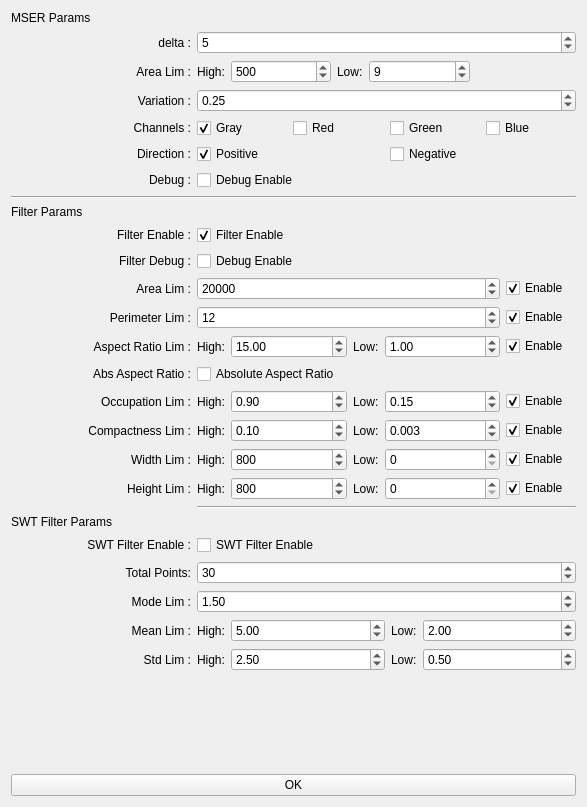
Before: the Qt Designer form gui/ui/extract_control.ui in panderan/text-detection, drawn with Qt 5.
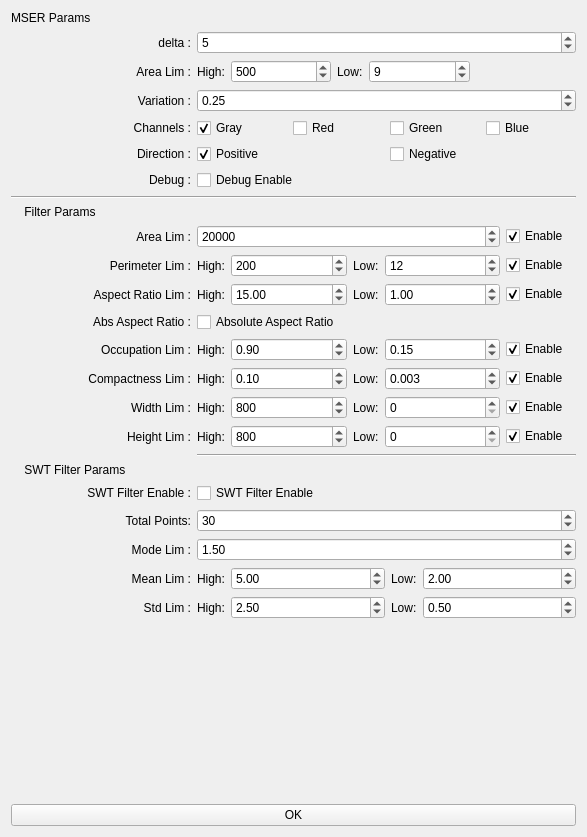
After: the same form once the commit is applied.

Diff of the .ui file:
```diff
--- a/gui/ui/extract_control.ui
+++ b/gui/ui/extract_control.ui
@@ -10,7 +10,7 @@
     <x>0</x>
     <y>0</y>
     <width>587</width>
-    <height>807</height>
+    <height>837</height>
    </rect>
   </property>
   <property name="windowTitle">
@@ -24,6 +24,12 @@
     <layout class="QFormLayout" name="layout_mser_params">
      <item row="0" column="0">
       <widget class="QLabel" name="label_mser_params">
+       <property name="minimumSize">
+        <size>
+         <width>180</width>
+         <height>0</height>
+        </size>
+       </property>
        <property name="text">
         <string>MSER Params</string>
        </property>
@@ -332,13 +338,6 @@
     <layout class="QFormLayout" name="layout_filter_params">
      <item row="0" column="0">
       <widget class="QLabel" name="label_filter_params">
-       <property name="text">
-        <string>Filter Params</string>
-       </property>
-      </widget>
-     </item>
-     <item row="1" column="0">
-      <widget class="QLabel" name="label_filter_enable">
        <property name="minimumSize">
         <size>
          <width>180</width>
@@ -346,24 +345,11 @@
         </size>
        </property>
        <property name="text">
-        <string> Filter Enable :</string>
+        <string>    Filter Params</string>
        </property>
-       <property name="alignment">
-        <set>Qt::AlignRight|Qt::AlignTrailing|Qt::AlignVCenter</set>
-       </property>
       </widget>
      </item>
-     <item row="1" column="1">
-      <widget class="QCheckBox" name="checkbox_filter_enable">
-       <property name="text">
-        <string>Filter Enable</string>
-       </property>
-       <property name="checked">
-        <bool>true</bool>
-       </property>
-      </widget>
-     </item>
-     <item row="3" column="0">
+     <item row="1" column="0">
       <widget class="QLabel" name="label_filter_area_lim">
        <property name="minimumSize">
         <size>
@@ -379,7 +365,49 @@
        </property>
       </widget>
      </item>
-     <item row="4" column="0">
+     <item row="1" column="1">
+      <layout class="QHBoxLayout" name="layout_filter_area_lim">
+       <item>
+        <widget class="QSpinBox" name="spinbox_filter_area_lim">
+         <property name="minimumSize">
+          <size>
+           <width>150</width>
+           <height>0</height>
+          </size>
+         </property>
+         <property name="maximum">
+          <number>10000000</number>
+         </property>
+         <property name="value">
+          <number>20000</number>
+         </property>
+        </widget>
+       </item>
+       <item>
+        <widget class="QCheckBox" name="checkbox_filter_area_lim">
+         <property name="sizePolicy">
+          <sizepolicy hsizetype="Fixed" vsizetype="Fixed">
+           <horstretch>0</horstretch>
+           <verstretch>0</verstretch>
+          </sizepolicy>
+         </property>
+         <property name="minimumSize">
+          <size>
+           <width>70</width>
+           <height>0</height>
+          </size>
+         </property>
+         <property name="text">
+          <string>Enable</string>
+         </property>
+         <property name="checked">
+          <bool>true</bool>
+         </property>
+        </widget>
+       </item>
+      </layout>
+     </item>
+     <item row="2" column="0">
       <widget class="QLabel" name="label_filter_perimeter_lim">
        <property name="minimumSize">
         <size>
@@ -395,7 +423,88 @@
        </property>
       </widget>
      </item>
-     <item row="5" column="0">
+     <item row="2" column="1">
+      <layout class="QHBoxLayout" name="layout_filter_perimeter_lim">
+       <item>
+        <widget class="QLabel" name="label_filter_perimeter_high">
+         <property name="sizePolicy">
+          <sizepolicy hsizetype="Fixed" vsizetype="Preferred">
+           <horstretch>0</horstretch>
+           <verstretch>0</verstretch>
+          </sizepolicy>
+         </property>
+         <property name="text">
+          <string>High:</string>
+         </property>
+        </widget>
+       </item>
+       <item>
+        <widget class="QSpinBox" name="spinbox_filter_perimeter_high">
+         <property name="minimumSize">
+          <size>
+           <width>100</width>
+           <height>0</height>
+          </size>
+         </property>
+         <property name="maximum">
+          <number>1000</number>
+         </property>
+         <property name="value">
+          <number>200</number>
+         </property>
+        </widget>
+       </item>
+       <item>
+        <widget class="QLabel" name="label_filter_perimeter_low">
+         <property name="sizePolicy">
+          <sizepolicy hsizetype="Fixed" vsizetype="Preferred">
+           <horstretch>0</horstretch>
+           <verstretch>0</verstretch>
+          </sizepolicy>
+         </property>
+         <property name="text">
+          <string>Low:</string>
+         </property>
+        </widget>
+       </item>
+       <item>
+        <widget class="QSpinBox" name="spinbox_filter_perimeter_low">
+         <property name="minimumSize">
+          <size>
+           <width>100</width>
+           <height>0</height>
+          </size>
+         </property>
+         <property name="value">
+          <number>12</number>
+         </property>
+        </widget>
+       </item>
+       <item>
+        <widget class="QCheckBox" name="checkbox_filter_perimeter_lim">
+         <property name="sizePolicy">
+          <sizepolicy hsizetype="Fixed" vsizetype="Fixed">
+           <horstretch>0</horstretch>
+           <verstretch>0</verstretch>
+          </sizepolicy>
+         </property>
+         <property name="minimumSize">
+          <size>
+           <width>70</width>
+           <height>0</height>
+          </size>
+         </property>
+         <property name="text">
+          <string>Enable</string>
+         </property>
+         <property name="checked">
+          <bool>true</bool>
+         </property>
+        </widget>
+       </item>
+      </layout>
+     </item>
+     <item row="3" column="0">
       <widget class="QLabel" name="label_filter_aspect_ratio_lim">
        <property name="minimumSize">
         <size>
@@ -411,7 +520,7 @@
        </property>
       </widget>
      </item>
-     <item row="5" column="1">
+     <item row="3" column="1">
       <layout class="QHBoxLayout" name="layout_aspect_ratio_lim">
        <item>
         <widget class="QLabel" name="label_filter_aspect_ratio_high">
@@ -489,7 +598,30 @@
        </item>
       </layout>
      </item>
-     <item row="7" column="0">
+     <item row="4" column="0">
+      <widget class="QLabel" name="label_filter_abs_aspect_ratio">
+       <property name="minimumSize">
+        <size>
+         <width>180</width>
+         <height>0</height>
+        </size>
+       </property>
+       <property name="text">
+        <string>Abs Aspect Ratio :</string>
+       </property>
+       <property name="alignment">
+        <set>Qt::AlignRight|Qt::AlignTrailing|Qt::AlignVCenter</set>
+       </property>
+      </widget>
+     </item>
+     <item row="4" column="1">
+      <widget class="QCheckBox" name="checkbox_filter_abs_aspect_ratio">
+       <property name="text">
+        <string>Absolute Aspect Ratio</string>
+       </property>
+      </widget>
+     </item>
+     <item row="5" column="0">
       <widget class="QLabel" name="label_filter_occupation_lim">
        <property name="minimumSize">
         <size>
@@ -505,7 +637,7 @@
        </property>
       </widget>
      </item>
-     <item row="7" column="1">
+     <item row="5" column="1">
       <layout class="QHBoxLayout" name="layout_occupation_lim">
        <item>
         <widget class="QLabel" name="label_filter_occupation_high">
@@ -583,7 +715,7 @@
        </item>
       </layout>
      </item>
-     <item row="8" column="0">
+     <item row="6" column="0">
       <widget class="QLabel" name="label_filter_compactness_lim">
        <property name="minimumSize">
         <size>
@@ -599,7 +731,91 @@
        </property>
       </widget>
      </item>
-     <item row="9" column="0">
+     <item row="6" column="1">
+      <layout class="QHBoxLayout" name="layout_filter_compactness_lim">
+       <item>
+        <widget class="QLabel" name="label_filter_compactness_high">
+         <property name="sizePolicy">
+          <sizepolicy hsizetype="Fixed" vsizetype="Preferred">
+           <horstretch>0</horstretch>
+           <verstretch>0</verstretch>
+          </sizepolicy>
+         </property>
+         <property name="text">
+          <string>High:</string>
+         </property>
+        </widget>
+       </item>
+       <item>
+        <widget class="QDoubleSpinBox" name="dspinbox_filter_compactness_high">
+         <property name="minimumSize">
+          <size>
+           <width>100</width>
+           <height>0</height>
+          </size>
+         </property>
+         <property name="value">
+          <double>0.100000000000000</double>
+         </property>
+        </widget>
+       </item>
+       <item>
+        <widget class="QLabel" name="label_filter_compactness_low">
+         <property name="sizePolicy">
+          <sizepolicy hsizetype="Fixed" vsizetype="Preferred">
+           <horstretch>0</horstretch>
+           <verstretch>0</verstretch>
+          </sizepolicy>
+         </property>
+         <property name="text">
+          <string>Low:</string>
+         </property>
+        </widget>
+       </item>
+       <item>
+        <widget class="QDoubleSpinBox" name="dspinbox_filter_compactness_low">
+         <property name="minimumSize">
+          <size>
+           <width>100</width>
+           <height>0</height>
+          </size>
+         </property>
+         <property name="decimals">
+          <number>3</number>
+         </property>
+         <property name="singleStep">
+          <double>0.001000000000000</double>
+         </property>
+         <property name="value">
+          <double>0.003000000000000</double>
+         </property>
+        </widget>
+       </item>
+       <item>
+        <widget class="QCheckBox" name="checkbox_filter_compactness_lim">
+         <property name="sizePolicy">
+          <sizepolicy hsizetype="Fixed" vsizetype="Fixed">
+           <horstretch>0</horstretch>
+           <verstretch>0</verstretch>
+          </sizepolicy>
+         </property>
+         <property name="minimumSize">
+          <size>
+           <width>70</width>
+           <height>0</height>
+          </size>
+         </property>
+         <property name="text">
+          <string>Enable</string>
+         </property>
+         <property name="checked">
+          <bool>true</bool>
+         </property>
+        </widget>
+       </item>
+      </layout>
+     </item>
+     <item row="7" column="0">
       <widget class="QLabel" name="label_filter_width_lim">
        <property name="minimumSize">
         <size>
@@ -615,7 +831,85 @@
        </property>
       </widget>
      </item>
-     <item row="10" column="0">
+     <item row="7" column="1">
+      <layout class="QHBoxLayout" name="layout_filter_width_lim">
+       <item>
+        <widget class="QLabel" name="label_filter_width_high">
+         <property name="sizePolicy">
+          <sizepolicy hsizetype="Fixed" vsizetype="Preferred">
+           <horstretch>0</horstretch>
+           <verstretch>0</verstretch>
+          </sizepolicy>
+         </property>
+         <property name="text">
+          <string>High:</string>
+         </property>
+        </widget>
+       </item>
+       <item>
+        <widget class="QSpinBox" name="spinbox_filter_width_high">
+         <property name="minimumSize">
+          <size>
+           <width>100</width>
+           <height>0</height>
+          </size>
+         </property>
+         <property name="maximum">
+          <number>10000000</number>
+         </property>
+         <property name="value">
+          <number>800</number>
+         </property>
+        </widget>
+       </item>
+       <item>
+        <widget class="QLabel" name="label_filter_width_low">
+         <property name="sizePolicy">
+          <sizepolicy hsizetype="Fixed" vsizetype="Preferred">
+           <horstretch>0</horstretch>
+           <verstretch>0</verstretch>
+          </sizepolicy>
+         </property>
+         <property name="text">
+          <string>Low:</string>
+         </property>
+        </widget>
+       </item>
+       <item>
+        <widget class="QSpinBox" name="spinbox_filter_width_low">
+         <property name="minimumSize">
+          <size>
+           <width>100</width>
+           <height>0</height>
+          </size>
+         </property>
+        </widget>
+       </item>
+       <item>
+        <widget class="QCheckBox" name="checkbox_filter_width_lim">
+         <property name="sizePolicy">
+          <sizepolicy hsizetype="Fixed" vsizetype="Fixed">
+           <horstretch>0</horstretch>
+           <verstretch>0</verstretch>
+          </sizepolicy>
+         </property>
+         <property name="minimumSize">
+          <size>
+           <width>70</width>
+           <height>0</height>
+          </size>
+         </property>
+         <property name="text">
+          <string>Enable</string>
+         </property>
+         <property name="checked">
+          <bool>true</bool>
+         </property>
+        </widget>
+       </item>
+      </layout>
+     </item>
+     <item row="8" column="0">
       <widget class="QLabel" name="label_filter_height_lim">
        <property name="minimumSize">
         <size>
@@ -631,7 +925,111 @@
        </property>
       </widget>
      </item>
-     <item row="13" column="0">
+     <item row="8" column="1">
+      <layout class="QHBoxLayout" name="layout_filter_height_lim">
+       <item>
+        <widget class="QLabel" name="label_filter_height_high">
+         <property name="sizePolicy">
+          <sizepolicy hsizetype="Fixed" vsizetype="Preferred">
+           <horstretch>0</horstretch>
+           <verstretch>0</verstretch>
+          </sizepolicy>
+         </property>
+         <property name="text">
+          <string>High:</string>
+         </property>
+        </widget>
+       </item>
+       <item>
+        <widget class="QSpinBox" name="spinbox_filter_height_high">
+         <property name="sizePolicy">
+          <sizepolicy hsizetype="Minimum" vsizetype="Fixed">
+           <horstretch>0</horstretch>
+           <verstretch>0</verstretch>
+          </sizepolicy>
+         </property>
+         <property name="minimumSize">
+          <size>
+           <width>100</width>
+           <height>0</height>
+          </size>
+         </property>
+         <property name="maximum">
+          <number>10000000</number>
+         </property>
+         <property name="value">
+          <number>800</number>
+         </property>
+        </widget>
+       </item>
+       <item>
+        <widget class="QLabel" name="label_filter_height_low">
+         <property name="sizePolicy">
+          <sizepolicy hsizetype="Fixed" vsizetype="Preferred">
+           <horstretch>0</horstretch>
+           <verstretch>0</verstretch>
+          </sizepolicy>
+         </property>
+         <property name="text">
+          <string>Low:</string>
+         </property>
+        </widget>
+       </item>
+       <item>
+        <widget class="QSpinBox" name="spinbox_filter_height_low">
+         <property name="minimumSize">
+          <size>
+           <width>100</width>
+           <height>0</height>
+          </size>
+         </property>
+        </widget>
+       </item>
+       <item>
+        <widget class="QCheckBox" name="checkbox_filter_height_lim">
+         <property name="sizePolicy">
+          <sizepolicy hsizetype="Fixed" vsizetype="Fixed">
+           <horstretch>0</horstretch>
+           <verstretch>0</verstretch>
+          </sizepolicy>
+         </property>
+         <property name="minimumSize">
+          <size>
+           <width>70</width>
+           <height>0</height>
+          </size>
+         </property>
+         <property name="text">
+          <string>Enable</string>
+         </property>
+         <property name="checked">
+          <bool>true</bool>
+         </property>
+        </widget>
+       </item>
+      </layout>
+     </item>
+     <item row="9" column="1">
+      <widget class="Line" name="line_2">
+       <property name="orientation">
+        <enum>Qt::Horizontal</enum>
+       </property>
+      </widget>
+     </item>
+     <item row="10" column="0">
+      <widget class="QLabel" name="label">
+       <property name="minimumSize">
+        <size>
+         <width>180</width>
+         <height>0</height>
+        </size>
+       </property>
+       <property name="text">
+        <string>    SWT Filter Params</string>
+       </property>
+      </widget>
+     </item>
+     <item row="11" column="0">
       <widget class="QLabel" name="label_filter_swt_filter_enable">
        <property name="minimumSize">
         <size>
@@ -647,14 +1045,14 @@
        </property>
       </widget>
      </item>
-     <item row="13" column="1">
+     <item row="11" column="1">
       <widget class="QCheckBox" name="checkbox_filter_swt_filter_enable">
        <property name="text">
         <string>SWT Filter Enable</string>
        </property>
       </widget>
      </item>
-     <item row="14" column="0">
+     <item row="12" column="0">
       <widget class="QLabel" name="label_filter_swt_total_points">
        <property name="minimumSize">
         <size>
@@ -670,7 +1068,20 @@
        </property>
       </widget>
      </item>
-     <item row="15" column="0">
+     <item row="12" column="1">
+      <widget class="QSpinBox" name="spinbox_filter_swt_total_points">
+       <property name="minimumSize">
+        <size>
+         <width>150</width>
+         <height>0</height>
+        </size>
+       </property>
+       <property name="value">
+        <number>30</number>
+       </property>
+      </widget>
+     </item>
+     <item row="13" column="0">
       <widget class="QLabel" name="label_filter_swt_mode_lim">
        <property name="minimumSize">
         <size>
@@ -686,7 +1097,20 @@
        </property>
       </widget>
      </item>
-     <item row="16" column="0">
+     <item row="13" column="1">
+      <widget class="QDoubleSpinBox" name="dspinbox_filter_swt_mode_lim">
+       <property name="minimumSize">
+        <size>
+         <width>150</width>
+         <height>0</height>
+        </size>
+       </property>
+       <property name="value">
+        <double>1.500000000000000</double>
+       </property>
+      </widget>
+     </item>
+     <item row="14" column="0">
       <widget class="QLabel" name="label_filter_swt_mean_lim">
        <property name="minimumSize">
         <size>
@@ -702,7 +1126,7 @@
        </property>
       </widget>
      </item>
-     <item row="16" column="1">
+     <item row="14" column="1">
       <layout class="QHBoxLayout" name="layout_filter_swt_mean_lim">
        <item>
         <widget class="QLabel" name="label_filter_swt_mean_high">
@@ -758,91 +1182,7 @@
        </item>
       </layout>
      </item>
-     <item row="8" column="1">
-      <layout class="QHBoxLayout" name="layout_filter_compactness_lim">
-       <item>
-        <widget class="QLabel" name="label_filter_compactness_high">
-         <property name="sizePolicy">
-          <sizepolicy hsizetype="Fixed" vsizetype="Preferred">
-           <horstretch>0</horstretch>
-           <verstretch>0</verstretch>
-          </sizepolicy>
-         </property>
-         <property name="text">
-          <string>High:</string>
-         </property>
-        </widget>
-       </item>
-       <item>
-        <widget class="QDoubleSpinBox" name="dspinbox_filter_compactness_high">
-         <property name="minimumSize">
-          <size>
-           <width>100</width>
-           <height>0</height>
-          </size>
-         </property>
-         <property name="value">
-          <double>0.100000000000000</double>
-         </property>
-        </widget>
-       </item>
-       <item>
-        <widget class="QLabel" name="label_filter_compactness_low">
-         <property name="sizePolicy">
-          <sizepolicy hsizetype="Fixed" vsizetype="Preferred">
-           <horstretch>0</horstretch>
-           <verstretch>0</verstretch>
-          </sizepolicy>
-         </property>
-         <property name="text">
-          <string>Low:</string>
-         </property>
-        </widget>
-       </item>
-       <item>
-        <widget class="QDoubleSpinBox" name="dspinbox_filter_compactness_low">
-         <property name="minimumSize">
-          <size>
-           <width>100</width>
-           <height>0</height>
-          </size>
-         </property>
-         <property name="decimals">
-          <number>3</number>
-         </property>
-         <property name="singleStep">
-          <double>0.001000000000000</double>
-         </property>
-         <property name="value">
-          <double>0.003000000000000</double>
-         </property>
-        </widget>
-       </item>
-       <item>
-        <widget class="QCheckBox" name="checkbox_filter_compactness_lim">
-         <property name="sizePolicy">
-          <sizepolicy hsizetype="Fixed" vsizetype="Fixed">
-           <horstretch>0</horstretch>
-           <verstretch>0</verstretch>
-          </sizepolicy>
-         </property>
-         <property name="minimumSize">
-          <size>
-           <width>70</width>
-           <height>0</height>
-          </size>
-         </property>
-         <property name="text">
-          <string>Enable</string>
-         </property>
-         <property name="checked">
-          <bool>true</bool>
-         </property>
-        </widget>
-       </item>
-      </layout>
-     </item>
-     <item row="17" column="0">
+     <item row="15" column="0">
       <widget class="QLabel" name="label_filter_swt_std_lim">
        <property name="minimumSize">
         <size>
@@ -858,7 +1198,7 @@
        </property>
       </widget>
      </item>
-     <item row="17" column="1">
+     <item row="15" column="1">
       <layout class="QHBoxLayout" name="layout_filter_swt_std_lim">
        <item>
         <widget class="QLabel" name="label_filter_swt_std_high">
@@ -914,323 +1254,6 @@
        </item>
       </layout>
      </item>
-     <item row="14" column="1">
-      <widget class="QSpinBox" name="spinbox_filter_swt_total_points">
-       <property name="minimumSize">
-        <size>
-         <width>150</width>
-         <height>0</height>
-        </size>
-       </property>
-       <property name="value">
-        <number>30</number>
-       </property>
-      </widget>
-     </item>
-     <item row="15" column="1">
-      <widget class="QDoubleSpinBox" name="dspinbox_filter_swt_mode_lim">
-       <property name="minimumSize">
-        <size>
-         <width>150</width>
-         <height>0</height>
-        </size>
-       </property>
-       <property name="value">
-        <double>1.500000000000000</double>
-       </property>
-      </widget>
-     </item>
-     <item row="12" column="0">
-      <widget class="QLabel" name="label">
-       <property name="text">
-        <string>SWT Filter Params</string>
-       </property>
-      </widget>
-     </item>
-     <item row="2" column="0">
-      <widget class="QLabel" name="label_filter_debug">
-       <property name="minimumSize">
-        <size>
-         <width>180</width>
-         <height>0</height>
-        </size>
-       </property>
-       <property name="text">
-        <string> Filter Debug :</string>
-       </property>
-       <property name="alignment">
-        <set>Qt::AlignRight|Qt::AlignTrailing|Qt::AlignVCenter</set>
-       </property>
-      </widget>
-     </item>
-     <item row="2" column="1">
-      <widget class="QCheckBox" name="checkbox_filter_debug">
-       <property name="text">
-        <string>Debug Enable</string>
-       </property>
-      </widget>
-     </item>
-     <item row="9" column="1">
-      <layout class="QHBoxLayout" name="layout_filter_width_lim">
-       <item>
-        <widget class="QLabel" name="label_filter_width_high">
-         <property name="sizePolicy">
-          <sizepolicy hsizetype="Fixed" vsizetype="Preferred">
-           <horstretch>0</horstretch>
-           <verstretch>0</verstretch>
-          </sizepolicy>
-         </property>
-         <property name="text">
-          <string>High:</string>
-         </property>
-        </widget>
-       </item>
-       <item>
-        <widget class="QSpinBox" name="spinbox_filter_width_high">
-         <property name="minimumSize">
-          <size>
-           <width>100</width>
-           <height>0</height>
-          </size>
-         </property>
-         <property name="maximum">
-          <number>10000000</number>
-         </property>
-         <property name="value">
-          <number>800</number>
-         </property>
-        </widget>
-       </item>
-       <item>
-        <widget class="QLabel" name="label_filter_width_low">
-         <property name="sizePolicy">
-          <sizepolicy hsizetype="Fixed" vsizetype="Preferred">
-           <horstretch>0</horstretch>
-           <verstretch>0</verstretch>
-          </sizepolicy>
-         </property>
-         <property name="text">
-          <string>Low:</string>
-         </property>
-        </widget>
-       </item>
-       <item>
-        <widget class="QSpinBox" name="spinbox_filter_width_low">
-         <property name="minimumSize">
-          <size>
-           <width>100</width>
-           <height>0</height>
-          </size>
-         </property>
-        </widget>
-       </item>
-       <item>
-        <widget class="QCheckBox" name="checkbox_filter_width_lim">
-         <property name="sizePolicy">
-          <sizepolicy hsizetype="Fixed" vsizetype="Fixed">
-           <horstretch>0</horstretch>
-           <verstretch>0</verstretch>
-          </sizepolicy>
-         </property>
-         <property name="minimumSize">
-          <size>
-           <width>70</width>
-           <height>0</height>
-          </size>
-         </property>
-         <property name="text">
-          <string>Enable</string>
-         </property>
-         <property name="checked">
-          <bool>true</bool>
-         </property>
-        </widget>
-       </item>
-      </layout>
-     </item>
-     <item row="10" column="1">
-      <layout class="QHBoxLayout" name="layout_filter_height_lim">
-       <item>
-        <widget class="QLabel" name="label_filter_height_high">
-         <property name="sizePolicy">
-          <sizepolicy hsizetype="Fixed" vsizetype="Preferred">
-           <horstretch>0</horstretch>
-           <verstretch>0</verstretch>
-          </sizepolicy>
-         </property>
-         <property name="text">
-          <string>High:</string>
-         </property>
-        </widget>
-       </item>
-       <item>
-        <widget class="QSpinBox" name="spinbox_filter_height_high">
-         <property name="sizePolicy">
-          <sizepolicy hsizetype="Minimum" vsizetype="Fixed">
-           <horstretch>0</horstretch>
-           <verstretch>0</verstretch>
-          </sizepolicy>
-         </property>
-         <property name="minimumSize">
-          <size>
-           <width>100</width>
-           <height>0</height>
-          </size>
-         </property>
-         <property name="maximum">
-          <number>10000000</number>
-         </property>
-         <property name="value">
-          <number>800</number>
-         </property>
-        </widget>
-       </item>
-       <item>
-        <widget class="QLabel" name="label_filter_height_low">
-         <property name="sizePolicy">
-          <sizepolicy hsizetype="Fixed" vsizetype="Preferred">
-           <horstretch>0</horstretch>
-           <verstretch>0</verstretch>
-          </sizepolicy>
-         </property>
-         <property name="text">
-          <string>Low:</string>
-         </property>
-        </widget>
-       </item>
-       <item>
-        <widget class="QSpinBox" name="spinbox_filter_height_low">
-         <property name="minimumSize">
-          <size>
-           <width>100</width>
-           <height>0</height>
-          </size>
-         </property>
-        </widget>
-       </item>
-       <item>
-        <widget class="QCheckBox" name="checkbox_filter_height_lim">
-         <property name="sizePolicy">
-          <sizepolicy hsizetype="Fixed" vsizetype="Fixed">
-           <horstretch>0</horstretch>
-           <verstretch>0</verstretch>
-          </sizepolicy>
-         </property>
-         <property name="minimumSize">
-          <size>
-           <width>70</width>
-           <height>0</height>
-          </size>
-         </property>
-         <property name="text">
-          <string>Enable</string>
-         </property>
-         <property name="checked">
-          <bool>true</bool>
-         </property>
-        </widget>
-       </item>
-      </layout>
-     </item>
-     <item row="3" column="1">
-      <layout class="QHBoxLayout" name="layout_filter_area_lim">
-       <item>
-        <widget class="QSpinBox" name="spinbox_filter_area_lim">
-         <property name="maximum">
-          <number>10000000</number>
-         </property>
-         <property name="value">
-          <number>20000</number>
-         </property>
-        </widget>
-       </item>
-       <item>
-        <widget class="QCheckBox" name="checkbox_filter_area_lim">
-         <property name="sizePolicy">
-          <sizepolicy hsizetype="Fixed" vsizetype="Fixed">
-           <horstretch>0</horstretch>
-           <verstretch>0</verstretch>
-          </sizepolicy>
-         </property>
-         <property name="minimumSize">
-          <size>
-           <width>70</width>
-           <height>0</height>
-          </size>
-         </property>
-         <property name="text">
-          <string>Enable</string>
-         </property>
-         <property name="checked">
-          <bool>true</bool>
-         </property>
-        </widget>
-       </item>
-      </layout>
-     </item>
-     <item row="4" column="1">
-      <layout class="QHBoxLayout" name="layout_filter_perimeter_lim">
-       <item>
-        <widget class="QSpinBox" name="spinbox_filter_perimeter_lim">
-         <property name="value">
-          <number>12</number>
-         </property>
-        </widget>
-       </item>
-       <item>
-        <widget class="QCheckBox" name="checkbox_filter_perimeter_lim">
-         <property name="sizePolicy">
-          <sizepolicy hsizetype="Fixed" vsizetype="Fixed">
-           <horstretch>0</horstretch>
-           <verstretch>0</verstretch>
-          </sizepolicy>
-         </property>
-         <property name="minimumSize">
-          <size>
-           <width>70</width>
-           <height>0</height>
-          </size>
-         </property>
-         <property name="text">
-          <string>Enable</string>
-         </property>
-         <property name="checked">
-          <bool>true</bool>
-         </property>
-        </widget>
-       </item>
-      </layout>
-     </item>
-     <item row="6" column="0">
-      <widget class="QLabel" name="label_filter_abs_aspect_ratio">
-       <property name="minimumSize">
-        <size>
-         <width>180</width>
-         <height>0</height>
-        </size>
-       </property>
-       <property name="text">
-        <string>Abs Aspect Ratio :</string>
-       </property>
-       <property name="alignment">
-        <set>Qt::AlignRight|Qt::AlignTrailing|Qt::AlignVCenter</set>
-       </property>
-      </widget>
-     </item>
-     <item row="6" column="1">
-      <widget class="QCheckBox" name="checkbox_filter_abs_aspect_ratio">
-       <property name="text">
-        <string>Absolute Aspect Ratio</string>
-       </property>
-      </widget>
-     </item>
-     <item row="11" column="1">
-      <widget class="Line" name="line_2">
-       <property name="orientation">
-        <enum>Qt::Horizontal</enum>
-       </property>
-      </widget>
-     </item>
     </layout>
    </item>
    <item>
```
